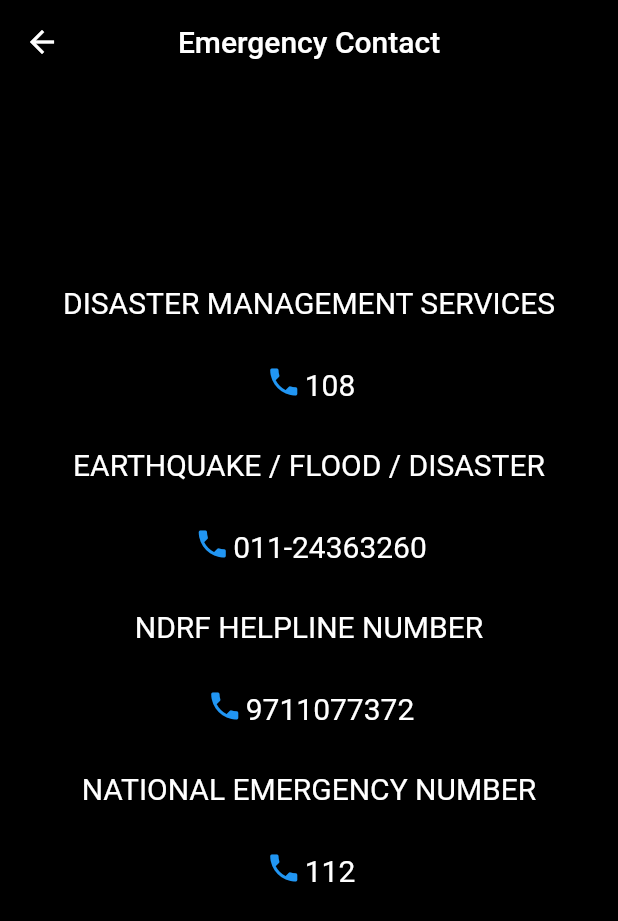
After one commit to GDSC-KIIT/Rahat-App, a Flutter app: the EmergencyContact screen opened directly, on a phone screen of 412 x 824 dp. The commit adds this screen. Shown: the top 921 px of the screen. Run offline on Flutter 3.47's test engine with Material 2 defaults, Android fonts, the phone set to English and light mode, and no system bars; our stand-ins replace flutter_svg, geolocator, google_fonts, shared_preferences; missing offline and left inert: share_extend; accounts and stored records are empty; project files that could hold a hidden picture were left out.

Commit message:
added emergency_contact

```diff
--- a/lib/views/homeScreen.dart
+++ b/lib/views/homeScreen.dart
@@ -8,6 +8,7 @@ import 'package:rahat/views/nasa/nasapage.dart';
 import 'package:rahat/views/news/newsScreen.dart';
 import 'package:rahat/views/profile/profileScreen.dart';
 import 'package:rahat/views/signinScreen.dart';
+import 'package:rahat/views/sos/emergency_contact.dart';
 import 'package:rahat/views/sos/sosPage.dart';
 import 'package:rahat/weather/weather.dart';
 
@@ -127,10 +128,29 @@ class _HomeScreenState extends State<HomeScreen> {
               ),
               trailing: Icon(Icons.assessment, color: Colors.white),
               onTap: () {
-                Navigator.of(context)
-                    .push(MaterialPageRoute(builder: (BuildContext context) {
-                  return NewsScreen();
-                }));
+                Navigator.of(context).push(
+                  MaterialPageRoute(
+                    builder: (BuildContext context) {
+                      return NewsScreen();
+                    },
+                  ),
+                );
+              },
+            ),
+            ListTile(
+              title: Text(
+                "Emergency Contact",
+                style: TextStyle(color: Color(0xffF47216), fontSize: 15),
+              ),
+              trailing: Icon(Icons.contacts_sharp, color: Colors.white),
+              onTap: () {
+                Navigator.of(context).push(
+                  MaterialPageRoute(
+                    builder: (BuildContext context) {
+                      return EmergencyContact();
+                    },
+                  ),
+                );
               },
             ),
             Divider(
--- /dev/null
+++ b/lib/views/sos/emergency_contact.dart
@@ -0,0 +1,192 @@
+import 'package:flutter/material.dart';
+
+class EmergencyContact extends StatefulWidget {
+  @override
+  _EmergencyContactState createState() => _EmergencyContactState();
+}
+
+class _EmergencyContactState extends State<EmergencyContact> {
+  @override
+  Widget build(BuildContext context) {
+    return Scaffold(
+      appBar: AppBar(
+        backgroundColor: Colors.transparent,
+        title: Text(
+          'Emergency Contact',
+          style: TextStyle(
+            color: Colors.white,
+          ),
+        ),
+        centerTitle: true,
+      ),
+      body: Container(
+        child: Column(
+          children: <Widget>[
+            Padding(
+              padding: const EdgeInsets.all(26.0),
+              child: Container(
+                child: Center(
+                  child: Text(
+                    'EMERGENCY NUMBERS-',
+                    style: TextStyle(fontSize: 35, fontWeight: FontWeight.w600),
+                  ),
+                ),
+              ),
+            ),
+            Text(
+              'DISASTER MANAGEMENT SERVICES',
+              style: TextStyle(
+                color: Colors.white,
+                fontSize: 20.0,
+              ),
+            ),
+            SizedBox(
+              height: 30,
+            ),
+            Center(
+              child: RichText(
+                text: TextSpan(
+                  style: Theme.of(context).textTheme.body1,
+                  children: [
+                    WidgetSpan(
+                      child: Padding(
+                        padding: const EdgeInsets.symmetric(horizontal: 2.0),
+                        child: Icon(
+                          Icons.phone,
+                          color: Colors.blue,
+                        ),
+                      ),
+                    ),
+                    TextSpan(
+                      text: '108',
+                      style: TextStyle(
+                        color: Colors.white,
+                        fontSize: 20.0,
+                      ),
+                    ),
+                  ],
+                ),
+              ),
+            ),
+            SizedBox(
+              height: 30,
+            ),
+            Center(
+              child: Text(
+                'EARTHQUAKE / FLOOD / DISASTER',
+                style: TextStyle(
+                  color: Colors.white,
+                  fontSize: 20.0,
+                ),
+              ),
+            ),
+            SizedBox(
+              height: 30.0,
+            ),
+            Center(
+              child: RichText(
+                text: TextSpan(
+                  style: Theme.of(context).textTheme.body1,
+                  children: [
+                    WidgetSpan(
+                      child: Padding(
+                        padding: const EdgeInsets.symmetric(horizontal: 2.0),
+                        child: Icon(
+                          Icons.phone,
+                          color: Colors.blue,
+                        ),
+                      ),
+                    ),
+                    TextSpan(
+                      text: '011-24363260',
+                      style: TextStyle(fontSize: 20,color: Colors.white),
+                    ),
+                  ],
+                ),
+              ),
+            ),
+            SizedBox(
+              height: 30.0,
+            ),
+            Center(
+              child: Text(
+                'NDRF HELPLINE NUMBER',
+                style: TextStyle(
+                  color: Colors.white,
+                  fontSize: 20.0,
+                ),
+              ),
+            ),
+            SizedBox(
+              height: 30.0,
+            ),
+            Center(
+              child: RichText(
+                text: TextSpan(
+                  style: Theme.of(context).textTheme.body1,
+                  children: [
+                    WidgetSpan(
+                      child: Padding(
+                        padding: const EdgeInsets.symmetric(horizontal: 2.0),
+                        child: Icon(
+                          Icons.phone,
+                          color: Colors.blue,
+                        ),
+                      ),
+                    ),
+                    TextSpan(
+                      text: '9711077372',
+                      style: TextStyle(fontSize: 20,color: Colors.white),
+                    ),
+                  ],
+                ),
+              ),
+            ),
+            SizedBox(
+              height: 30.0,
+            ),
+            Center(
+              child: Text(
+                'NATIONAL EMERGENCY NUMBER',
+                style: TextStyle(
+                  fontSize: 20.0,color: Colors.white
+                ),
+              ),
+            ),
+            SizedBox(
+              height: 30.0,
+            ),
+            Center(
+              child: RichText(
+                text: TextSpan(
+                  style: Theme.of(context).textTheme.body1,
+                  children: [
+                    WidgetSpan(
+                      child: Padding(
+                        padding: const EdgeInsets.symmetric(horizontal: 2.0),
+                        child: Icon(
+                          Icons.phone,
+                          color: Colors.blue,
+                        ),
+                      ),
+                    ),
+                    TextSpan(
+                      text: '112',
+                      style: TextStyle(fontSize: 20,color: Colors.white),
+                    ),
+                  ],
+                ),
+              ),
+            ),
+            SizedBox(
+              height: 30.0,
+            ),
+            Divider(
+              color: Colors.black26,
+            ),
+          ],
+        ),
+      ),
+    );
+  }
+}
```
